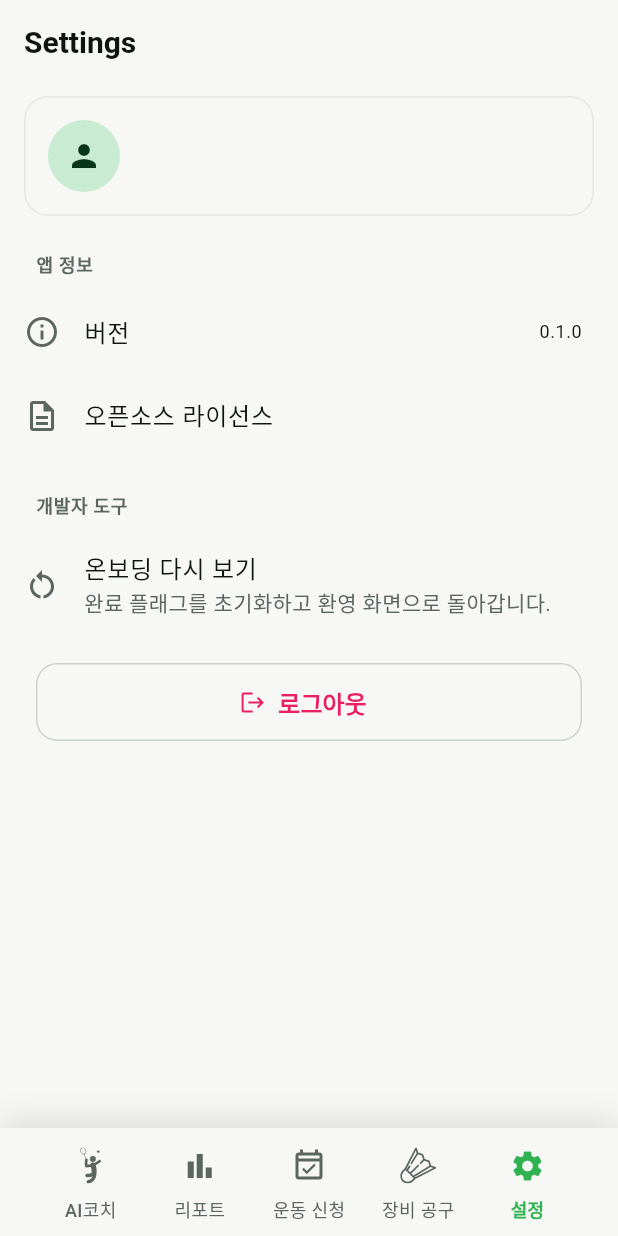
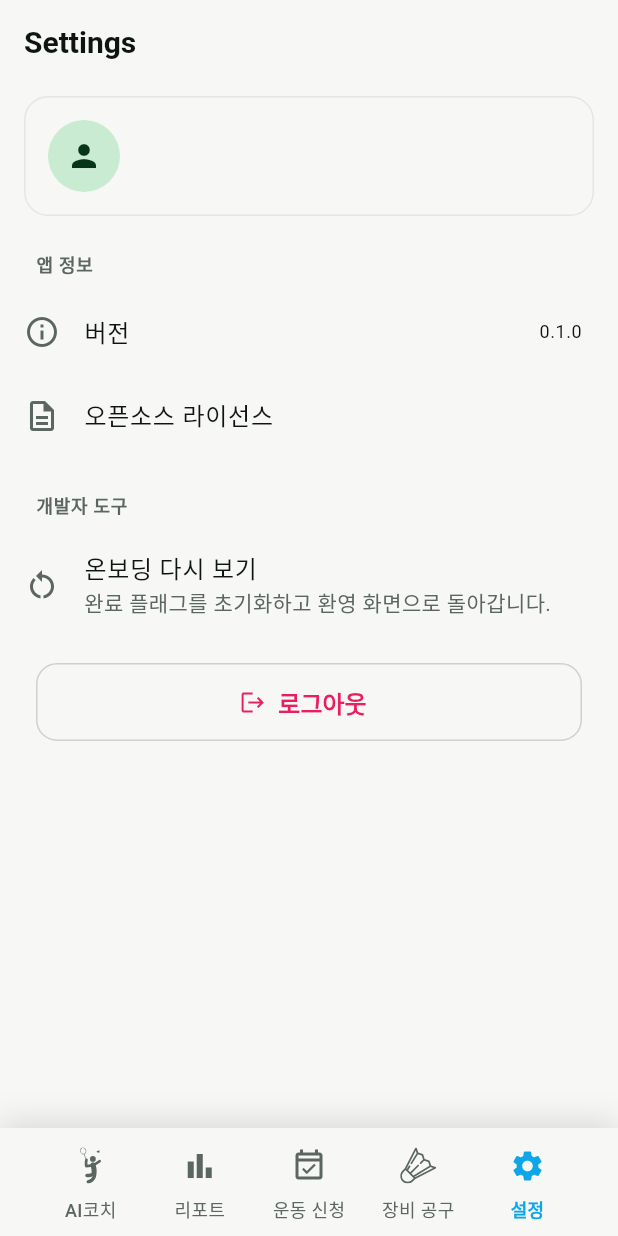
Before and after one commit to soarhigh03/shattlecoach, a Flutter app: the SettingsScreen screen opened by its route, on a phone screen of 412 x 824 dp. Run offline on Flutter 3.47's test engine with Material 3 defaults, Android fonts, the phone set to English and light mode, and no system bars; our stand-ins replace flutter_dotenv, flutter_riverpod, flutter_svg, go_router, google_sign_in, permission_handler and 2 more; accounts and stored records are empty; Roboto replaces fonts that are missing (Pretendard); project files that could hold a hidden picture were left out.

Commit message:
feat: Update navSelected theme color
- to match the logo

```diff
--- a/frontend/lib/theme/app_theme.dart
+++ b/frontend/lib/theme/app_theme.dart
@@ -30,8 +30,9 @@ class AppPalette {
   static const Color courtLine = Color(0xFFFFFFFF);
   static const Color courtSurface = Color(0xFF2F9E4F);
 
-  /// Active bottom-nav tint (icon + label).
-  static const Color navSelected = Color(0xFF2EB350);
+  /// Active bottom-nav tint (icon + label). Saturated sky blue picked to
+  /// harmonize with the logo's pale sky-blue fill (#D8F2FF) and pink accents.
+  static const Color navSelected = Color(0xFF0EA5E9);
 }
 
 class AppTheme {
```
